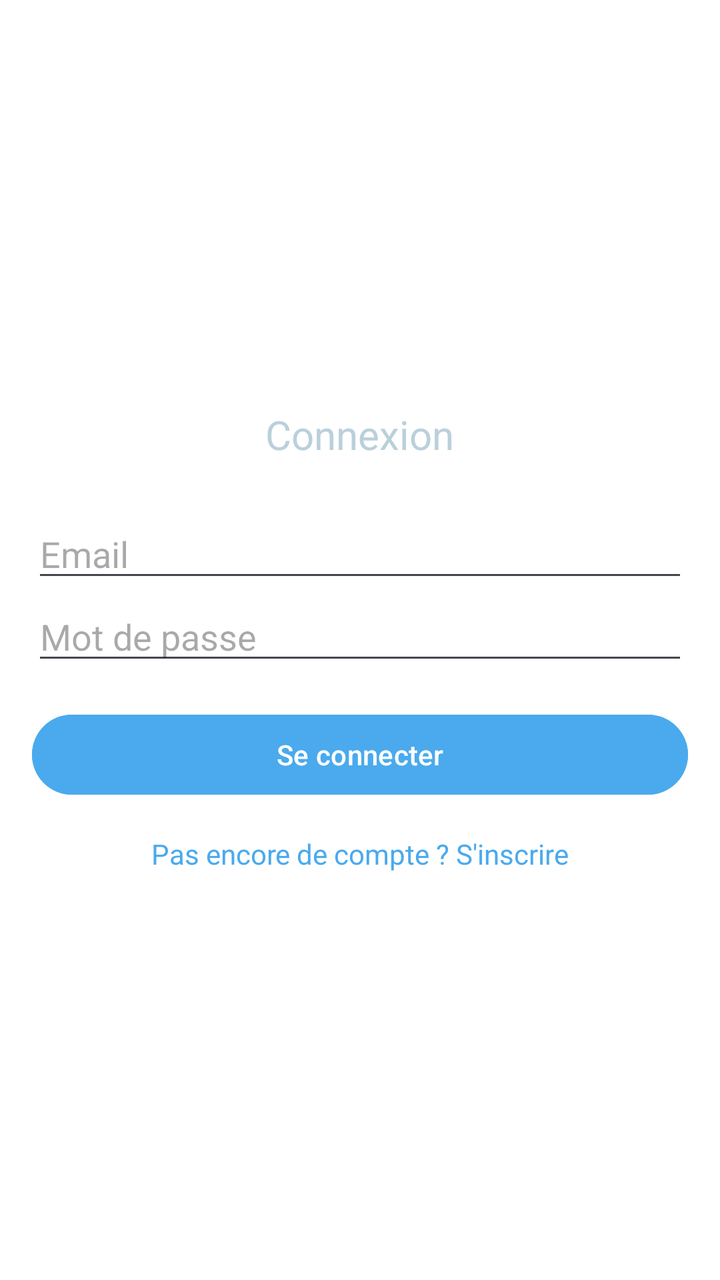
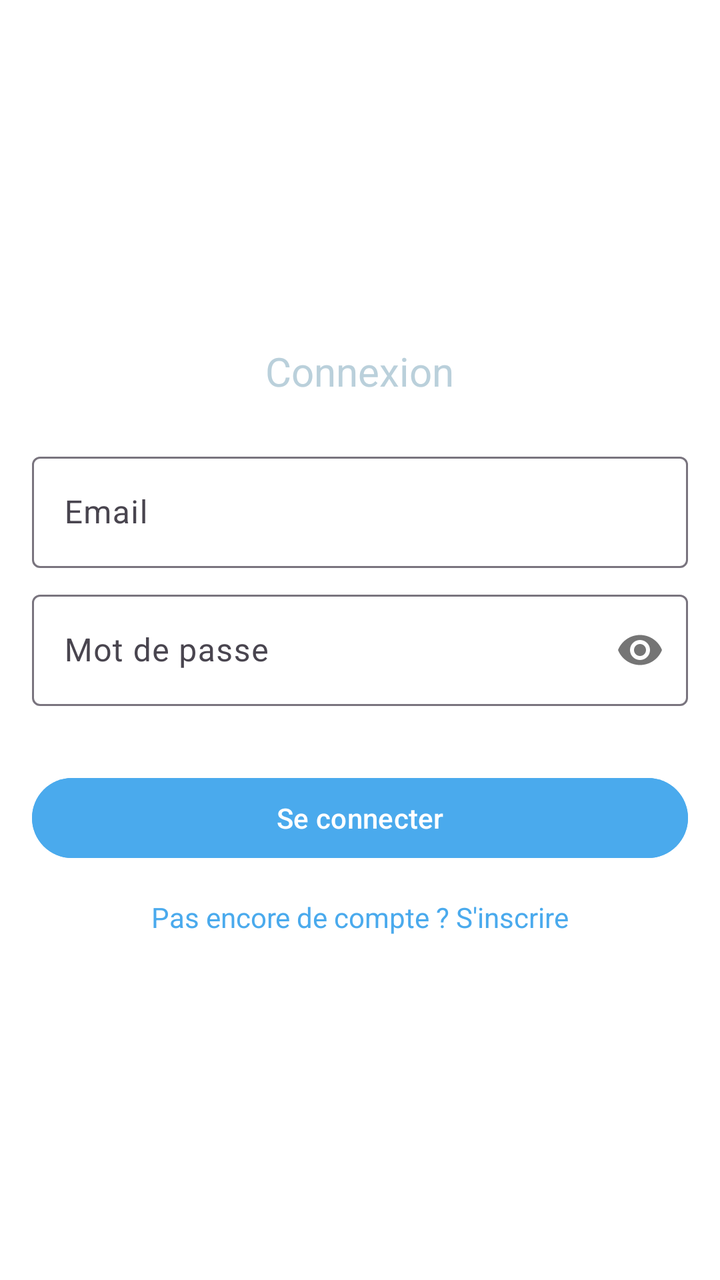

Compare the two renders of this Android layout. The source of the first and the diff that turns it into the second are given below.
<!-- AndroidManifest.xml: application theme Theme.Labolbcandroid -->
<!-- res/layout/fragment_login.xml -->
<?xml version="1.0" encoding="utf-8"?>
<LinearLayout xmlns:android="http://schemas.android.com/apk/res/android"
    android:layout_width="match_parent"
    android:layout_height="match_parent"
    android:background="@color/white"
    android:gravity="center"
    android:orientation="vertical"
    android:padding="16dp">

    <TextView
        android:layout_width="wrap_content"
        android:layout_height="wrap_content"
        android:text="Connexion"
        android:textColor="@color/blue_dark"
        android:textSize="20sp"
        android:layout_marginBottom="24dp" />

    <EditText
        android:id="@+id/et_email"
        android:layout_width="match_parent"
        android:layout_height="wrap_content"
        android:hint="Email"
        android:inputType="textEmailAddress" />

    <EditText
        android:id="@+id/et_password"
        android:layout_width="match_parent"
        android:layout_height="wrap_content"
        android:hint="Mot de passe"
        android:inputType="textPassword" />

    <Button
        android:id="@+id/btn_login"
        android:layout_width="match_parent"
        android:layout_height="wrap_content"
        android:layout_marginTop="16dp"
        android:text="Se connecter"
        android:backgroundTint="@color/blue_primary" />

    <TextView
        android:id="@+id/tv_register_link"
        android:layout_width="wrap_content"
        android:layout_height="wrap_content"
        android:layout_marginTop="16dp"
        android:text="Pas encore de compte ? S'inscrire"
        android:textColor="@color/blue_primary" />
</LinearLayout>
<!-- resources referenced by this layout -->
<resources>
  <color name="blue_dark">#BAD0DB</color>
  <color name="blue_primary">#4AAAED</color>
  <color name="white">#FFFFFFFF</color>
  <style name="Theme.Labolbcandroid" parent="Base.Theme.Labolbcandroid" />
  <style name="Base.Theme.Labolbcandroid" parent="Theme.Material3.DayNight.NoActionBar">
          
          
      </style>
</resources>

<!-- the commit's change to res/layout/fragment_login.xml (unified diff, before → after) -->
@@ -1,5 +1,6 @@
 <?xml version="1.0" encoding="utf-8"?>
 <LinearLayout xmlns:android="http://schemas.android.com/apk/res/android"
+    xmlns:app="http://schemas.android.com/apk/res-auto"
     android:layout_width="match_parent"
     android:layout_height="match_parent"
     android:background="@color/white"
@@ -15,19 +16,32 @@
         android:textSize="20sp"
         android:layout_marginBottom="24dp" />
 
-    <EditText
-        android:id="@+id/et_email"
+    <com.google.android.material.textfield.TextInputLayout
         android:layout_width="match_parent"
         android:layout_height="wrap_content"
-        android:hint="Email"
-        android:inputType="textEmailAddress" />
+        android:layout_marginBottom="8dp">
 
-    <EditText
-        android:id="@+id/et_password"
+        <com.google.android.material.textfield.TextInputEditText
+            android:id="@+id/et_email"
+            android:layout_width="match_parent"
+            android:layout_height="wrap_content"
+            android:hint="Email"
+            android:inputType="textEmailAddress" />
+    </com.google.android.material.textfield.TextInputLayout>
+
+    <com.google.android.material.textfield.TextInputLayout
         android:layout_width="match_parent"
         android:layout_height="wrap_content"
-        android:hint="Mot de passe"
-        android:inputType="textPassword" />
+        android:layout_marginBottom="16dp"
+        app:passwordToggleEnabled="true">
+
+        <com.google.android.material.textfield.TextInputEditText
+            android:id="@+id/et_password"
+            android:layout_width="match_parent"
+            android:layout_height="wrap_content"
+            android:hint="Mot de passe"
+            android:inputType="textPassword" />
+    </com.google.android.material.textfield.TextInputLayout>
 
     <Button
         android:id="@+id/btn_login"
